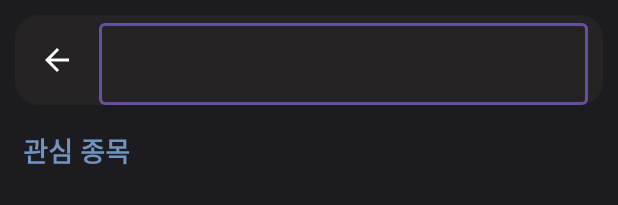
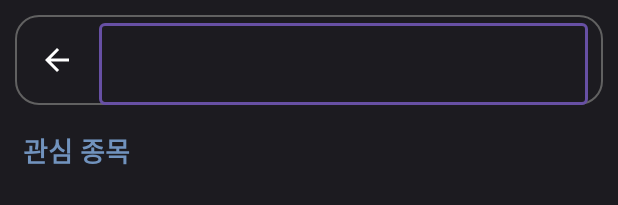
Before and after one commit to koobh95/WeMakePass, an Android app: the layout activity_interest_jm_search.xml on its own in the app's theme, with its tools: preview values and no code run, on a phone screen of 412 x 824 dp. Shown: the top 205 px of the screen. Run offline under Robolectric (Android 15) with nearby library versions, the light colour scheme and no system bars.

Commit message:
* 개선 사항 - 일부 디자인 변경

```diff
--- a/app/src/main/res/drawable/bg_list_divider.xml
+++ b/app/src/main/res/drawable/bg_list_divider.xml
@@ -2,6 +2,6 @@
 <layer-list xmlns:android="http://schemas.android.com/apk/res/android">
     <item
         android:drawable="@drawable/all_list_divider"
-        android:start="15dp"
-        android:end="15dp"/>
+        android:start="10dp"
+        android:end="10dp"/>
 </layer-list>
--- /dev/null
+++ b/app/src/main/res/drawable/bg_r15_c_baltic_sea.xml
@@ -0,0 +1,14 @@
+<?xml version="1.0" encoding="utf-8"?>
+<shape
+    xmlns:android="http://schemas.android.com/apk/res/android"
+    android:shape="rectangle">
+
+    <stroke
+        android:width="1dp"
+        android:color="@color/dove_gray_approx"/>
+
+    <solid android:color="@color/baltic_sea"/>
+
+    <corners android:radius="15dp"/>
+
+</shape>
--- a/app/src/main/res/layout/activity_interest_jm_search.xml
+++ b/app/src/main/res/layout/activity_interest_jm_search.xml
@@ -21,7 +21,7 @@
             android:layout_width="match_parent"
             android:layout_height="@dimen/toolbar_height"
             android:layout_margin="10dp"
-            android:background="@drawable/bg_r15_c_mine_shaft_approx"
+            android:background="@drawable/bg_r15_c_baltic_sea"
             android:minHeight="@dimen/toolbar_height"
             app:layout_constraintTop_toTopOf="parent"
             app:navigationIcon="@drawable/baseline_arrow_back_24">
@@ -82,10 +82,10 @@
             android:id="@+id/activity_interest_jm_search_recycler_view"
             android:layout_width="match_parent"
             android:layout_height="0dp"
+            android:background="@color/black"
+            android:overScrollMode="never"
             android:paddingStart="10dp"
             android:paddingEnd="10dp"
-            android:background="@color/black"
-            android:overScrollMode="never"
             app:layout_constraintBottom_toBottomOf="parent"
             app:layout_constraintTop_toBottomOf="@id/activity_interest_jm_search_divide_line_view" />
 
```
